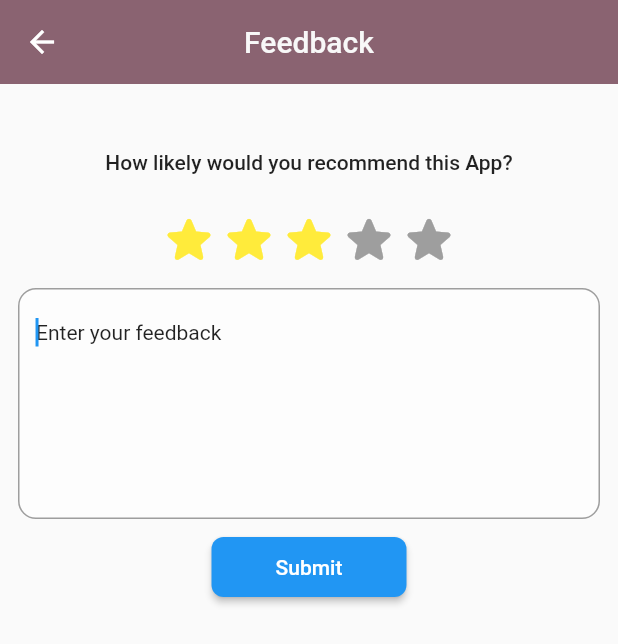
After one commit to iqra32/fyp, a Flutter app: the GetFeedbackView screen opened directly, after a tap on "Submit", on a phone screen of 412 x 824 dp. The commit adds this screen. Shown: the top 644 px of the screen. Run offline on Flutter 3.47's test engine with Material 2 defaults, Android fonts, the light colour scheme and no system bars; drawn by our look-alikes of flutter_rating_bar; our stand-ins replace cloud_firestore, file_picker, firebase_auth, firebase_core, firebase_storage, flutter_datetime_picker and 5 more; missing offline and left inert: cloud_firestore_web, easy_pdf_viewer, firebase_core_web; accounts and stored records are empty; Roboto replaces fonts that are missing (Poppins); project files that could hold a hidden picture were left out.

Commit message:
feedback

```diff
--- a/lib/firebase_functions/readuser.dart
+++ b/lib/firebase_functions/readuser.dart
@@ -139,7 +139,7 @@ class MedicinesGrid extends StatelessWidget {
                       Padding(
                         padding: const EdgeInsets.only(left: 10),
                         child: Text(
-                          "Rs ${med.price!}",
+                          "Rs ${med.price ?? "0"}",
                           style: TextStyle(
                               fontWeight: FontWeight.normal, fontSize: 14),
                         ),
--- a/lib/lab/Screens/navigator_screen_for_patient.dart
+++ b/lib/lab/Screens/navigator_screen_for_patient.dart
@@ -5,6 +5,7 @@ import 'package:pharmacystore/firebase_functions/getUser.dart';
 import 'package:pharmacystore/lab/Nearby/nearby_screen.dart';
 import 'package:pharmacystore/lab/Screens/result_screen.dart';
 import 'package:pharmacystore/lab/Screens/splash_screen.dart';
+import 'package:pharmacystore/view/feedback.dart';
 import 'package:pharmacystore/view/models/user_model.dart';
 import 'package:pharmacystore/view/search.dart';
 
@@ -86,7 +87,17 @@ class _NavigatorScreenForPatientState extends State<NavigatorScreenForPatient> {
                         );
                       }),
                 ],
-              ))
+              )),
+              ListTile(
+                leading: Icon(Icons.feedback_outlined),
+                title: Text("Feedback"),
+                onTap: () {
+                  Navigator.push(
+                      context,
+                      MaterialPageRoute(
+                          builder: (builder) => GetFeedbackView()));
+                },
+              )
             ],
           ),
         ),
--- /dev/null
+++ b/lib/model/feedback_model.dart
@@ -0,0 +1,34 @@
+import 'package:cloud_firestore/cloud_firestore.dart';
+
+class FeedbackModel {
+  FeedbackModel({
+    this.userRef,
+    this.rating,
+    this.comment,
+    this.reviewForRef,
+    this.reviewedAt,
+  });
+
+  FeedbackModel.fromJson(dynamic json) {
+    userRef = json['user_ref'];
+    rating = json['rating'];
+    comment = json['comment'];
+    reviewForRef = json['review_for_ref'];
+    reviewedAt = json['reviewed_at'];
+  }
+  DocumentReference? userRef;
+  int? rating;
+  String? comment;
+  DocumentReference? reviewForRef;
+  Timestamp? reviewedAt;
+
+  Map<String, dynamic> toJson() {
+    final map = <String, dynamic>{};
+    map['user_ref'] = userRef;
+    map['rating'] = rating;
+    map['comment'] = comment;
+    map['review_for_ref'] = reviewForRef;
+    map['reviewed_at'] = reviewedAt;
+    return map;
+  }
+}
--- a/lib/utils/refs.dart
+++ b/lib/utils/refs.dart
@@ -7,4 +7,6 @@ class FBCollections {
       FirebaseFirestore.instance.collection("users");
   static CollectionReference medicines =
       FirebaseFirestore.instance.collection("medicines");
+  static CollectionReference feedbacks =
+      FirebaseFirestore.instance.collection("feedbacks");
 }
--- /dev/null
+++ b/lib/view/feedback.dart
@@ -0,0 +1,173 @@
+import 'package:cloud_firestore/cloud_firestore.dart';
+import 'package:firebase_auth/firebase_auth.dart';
+import 'package:flutter/material.dart';
+import 'package:flutter_rating_bar/flutter_rating_bar.dart';
+import 'package:pharmacystore/model/feedback_model.dart';
+import 'package:pharmacystore/utils/refs.dart';
+import 'package:pharmacystore/widgets/button.dart';
+
+class GetFeedbackView extends StatefulWidget {
+  const GetFeedbackView({Key? key}) : super(key: key);
+
+  @override
+  _GetFeedbackViewState createState() => _GetFeedbackViewState();
+}
+
+class _GetFeedbackViewState extends State<GetFeedbackView> {
+  TextEditingController? textController;
+  double? ratingBarValue;
+  final scaffoldKey = GlobalKey<ScaffoldState>();
+
+  @override
+  void initState() {
+    super.initState();
+    textController = TextEditingController();
+  }
+
+  @override
+  void dispose() {
+    textController?.dispose();
+    super.dispose();
+  }
+
+  @override
+  Widget build(BuildContext context) {
+    return Scaffold(
+      key: scaffoldKey,
+      appBar: AppBar(
+        backgroundColor: Color(0xB1592034),
+        automaticallyImplyLeading: true,
+        title: const Text(
+          'Feedback',
+          style: TextStyle(
+            fontFamily: 'Poppins',
+            color: Color(0xFFF8F8F8),
+            fontWeight: FontWeight.w500,
+          ),
+        ),
+        actions: [],
+        centerTitle: true,
+        elevation: 0,
+      ),
+      body: SafeArea(
+        child: Padding(
+          padding: EdgeInsetsDirectional.fromSTEB(0, 32, 0, 0),
+          child: Column(
+            mainAxisSize: MainAxisSize.max,
+            children: [
+              Padding(
+                padding: EdgeInsetsDirectional.fromSTEB(0, 12, 0, 24),
+                child: Text(
+                  'How likely would you recommend this App?',
+                  style: Theme.of(context).textTheme.bodyText1,
+                ),
+              ),
+              RatingBar.builder(
+                onRatingUpdate: (newValue) =>
+                    setState(() => ratingBarValue = newValue),
+                itemBuilder: (context, index) => Icon(
+                  Icons.star_rounded,
+                  color: Colors.yellow,
+                ),
+                direction: Axis.horizontal,
+                initialRating: ratingBarValue ??= 3,
+                unratedColor: Color(0xFF9E9E9E),
+                itemCount: 5,
+                itemSize: 40,
+                glowColor: Colors.yellow,
+              ),
+              Padding(
+                padding: EdgeInsetsDirectional.fromSTEB(12, 12, 12, 12),
+                child: TextFormField(
+                  controller: textController,
+                  autofocus: true,
+                  obscureText: false,
+                  decoration: InputDecoration(
+                    hintText: 'Enter your feedback',
+                    hintStyle: Theme.of(context).textTheme.bodyText2,
+                    enabledBorder: OutlineInputBorder(
+                      borderSide: BorderSide(
+                        color: Colors.grey,
+                        width: 1,
+                      ),
+                      borderRadius: BorderRadius.circular(12),
+                    ),
+                    focusedBorder: OutlineInputBorder(
+                      borderSide: BorderSide(
+                        color: Colors.grey,
+                        width: 1,
+                      ),
+                      borderRadius: BorderRadius.circular(12),
+                    ),
+                    errorBorder: OutlineInputBorder(
+                      borderSide: BorderSide(
+                        color: Color(0x00000000),
+                        width: 1,
+                      ),
+                      borderRadius: BorderRadius.circular(12),
+                    ),
+                    focusedErrorBorder: OutlineInputBorder(
+                      borderSide: BorderSide(
+                        color: Color(0x00000000),
+                        width: 1,
+                      ),
+                      borderRadius: BorderRadius.circular(12),
+                    ),
+                    filled: true,
+                    fillColor: Colors.white54,
+                  ),
+                  // style: FlutterFlowTheme.of(context).bodyText1,
+                  maxLines: 10,
+                  minLines: 6,
+                ),
+              ),
+              MyButtonWidget(
+                onPressed: () async {
+                  try {
+                    if (ratingBarValue == null) return;
+                    if (textController == null) return;
+                    if (textController!.text.isEmpty) return;
+                    FeedbackModel fm = FeedbackModel(
+                        rating: ratingBarValue!.toInt(),
+                        comment: textController!.text,
+                        reviewedAt: Timestamp.now(),
+                        userRef: FBCollections.users
+                            .doc(FirebaseAuth.instance.currentUser!.uid));
+                    await FBCollections.feedbacks.add(fm.toJson());
+
+                    ScaffoldMessenger.of(context).showSnackBar(
+                      const SnackBar(
+                        content: Text(
+                          'Thanks for your feedback.',
+                          style: TextStyle(
+                            color: Colors.white,
+                          ),
+                        ),
+                        duration: Duration(milliseconds: 4000),
+                        backgroundColor: Colors.black54,
+                      ),
+                    );
+                    Navigator.pop(context);
+                  } catch (e) {
+                    print(e.toString());
+                  }
+                },
+                text: 'Submit',
+                options: FFButtonOptions(
+                  width: 130,
+                  height: 40,
+                  color: Theme.of(context).primaryColor,
+                  borderSide: BorderSide(
+                    color: Colors.transparent,
+                    width: 1,
+                  ),
+                  borderRadius: BorderRadius.circular(8),
+                ),
+              ),
+            ],
+          ),
+        ),
+      ),
+    );
+  }
+}
--- /dev/null
+++ b/lib/widgets/button.dart
@@ -0,0 +1,143 @@
+import 'package:flutter/material.dart';
+
+class FFButtonOptions {
+  const FFButtonOptions({
+    this.textStyle,
+    this.elevation,
+    this.height,
+    this.width,
+    this.padding,
+    this.color,
+    this.disabledColor,
+    this.disabledTextColor,
+    this.splashColor,
+    this.iconSize,
+    this.iconColor,
+    this.iconPadding,
+    this.borderRadius,
+    this.borderSide,
+  });
+
+  final TextStyle? textStyle;
+  final double? elevation;
+  final double? height;
+  final double? width;
+  final EdgeInsetsGeometry? padding;
+  final Color? color;
+  final Color? disabledColor;
+  final Color? disabledTextColor;
+  final Color? splashColor;
+  final double? iconSize;
+  final Color? iconColor;
+  final EdgeInsetsGeometry? iconPadding;
+  final BorderRadius? borderRadius;
+  final BorderSide? borderSide;
+}
+
+class MyButtonWidget extends StatefulWidget {
+  const MyButtonWidget({
+    Key? key,
+    required this.text,
+    required this.onPressed,
+    this.icon,
+    this.iconData,
+    required this.options,
+    this.showLoadingIndicator = true,
+  }) : super(key: key);
+
+  final String text;
+  final Widget? icon;
+  final IconData? iconData;
+  final Function()? onPressed;
+  final FFButtonOptions options;
+  final bool showLoadingIndicator;
+
+  @override
+  State<MyButtonWidget> createState() => _MyButtonWidgetState();
+}
+
+class _MyButtonWidgetState extends State<MyButtonWidget> {
+  bool loading = false;
+
+  @override
+  Widget build(BuildContext context) {
+    Widget textWidget = loading
+        ? Center(
+            child: Container(
+              width: 23,
+              height: 23,
+              child: CircularProgressIndicator(),
+            ),
+          )
+        : Text(
+            widget.text,
+            style: widget.options.textStyle,
+            maxLines: 1,
+            overflow: TextOverflow.ellipsis,
+          );
+
+    final onPressed = widget.onPressed != null
+        ? (widget.showLoadingIndicator
+            ? () async {
+                if (loading) {
+                  return;
+                }
+                setState(() => loading = true);
+                try {
+                  await widget.onPressed!();
+                } finally {
+                  if (mounted) {
+                    setState(() => loading = false);
+                  }
+                }
+              }
+            : () => widget.onPressed!())
+        : null;
+
+    ButtonStyle style = ButtonStyle(
+      shape: MaterialStateProperty.all<OutlinedBorder>(
+        RoundedRectangleBorder(
+          borderRadius:
+              widget.options.borderRadius ?? BorderRadius.circular(8.0),
+          side: widget.options.borderSide ?? BorderSide.none,
+        ),
+      ),
+      // foregroundColor: MaterialStateProperty.resolveWith<Color?>(
+      //   (states) {
+      //     if (states.contains(MaterialState.disabled)) {
+      //       return widget.options.disabledTextColor;
+      //     }
+      //     return widget.options.textStyle!.color;
+      //   },
+      // ),
+      backgroundColor: MaterialStateProperty.resolveWith<Color?>(
+        (states) {
+          if (states.contains(MaterialState.disabled)) {
+            return widget.options.disabledColor;
+          }
+          return widget.options.color;
+        },
+      ),
+      overlayColor: MaterialStateProperty.resolveWith<Color?>((states) {
+        if (states.contains(MaterialState.pressed)) {
+          return widget.options.splashColor;
+        }
+        return null;
+      }),
+      padding: MaterialStateProperty.all(widget.options.padding ??
+          const EdgeInsets.symmetric(horizontal: 8.0, vertical: 4.0)),
+      elevation:
+          MaterialStateProperty.all<double>(widget.options.elevation ?? 2.0),
+    );
+
+    return Container(
+      height: widget.options.height,
+      width: widget.options.width,
+      child: ElevatedButton(
+        onPressed: onPressed,
+        style: style,
+        child: textWidget,
+      ),
+    );
+  }
+}
--- a/pubspec.yaml
+++ b/pubspec.yaml
@@ -48,6 +48,7 @@ dependencies:
   geolocator: ^9.0.1
   http: ^0.13.4
   intl: ^0.17.0
+  flutter_rating_bar:
 
 dev_dependencies:
   flutter_test:
```
Also changed, not shown: lib/view/admin/Feedbacks_admin_view.dart (+87 -65 lines), lib/view/admin/admin_home.dart (+18 -0 lines), pubspec.lock.
